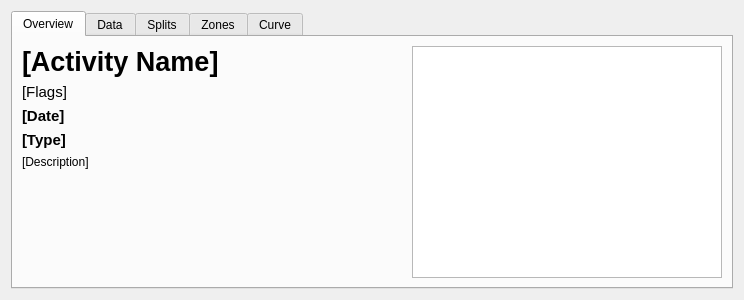
Before: the Qt Designer form resources/ui/activity_view.ui in TomFryers/activate, drawn with Qt 5.
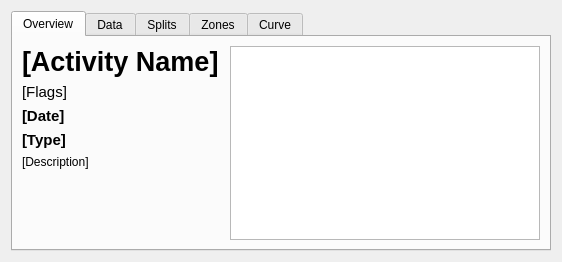
After: the same form once the commit is applied. Custom widgets are drawn as their Qt base class.

Commit message: Maximise main and activity view windows by default

Patch:
```diff
--- a/resources/ui/activity_view.ui
+++ b/resources/ui/activity_view.ui
@@ -2,14 +2,6 @@
 <ui version="4.0">
  <class>activity_view</class>
  <widget class="QWidget" name="activity_view">
-  <property name="geometry">
-   <rect>
-    <x>0</x>
-    <y>0</y>
-    <width>744</width>
-    <height>300</height>
-   </rect>
-  </property>
   <property name="windowTitle">
    <string>Analyse Activity</string>
   </property>
```
The commit also changes 2 other files.
